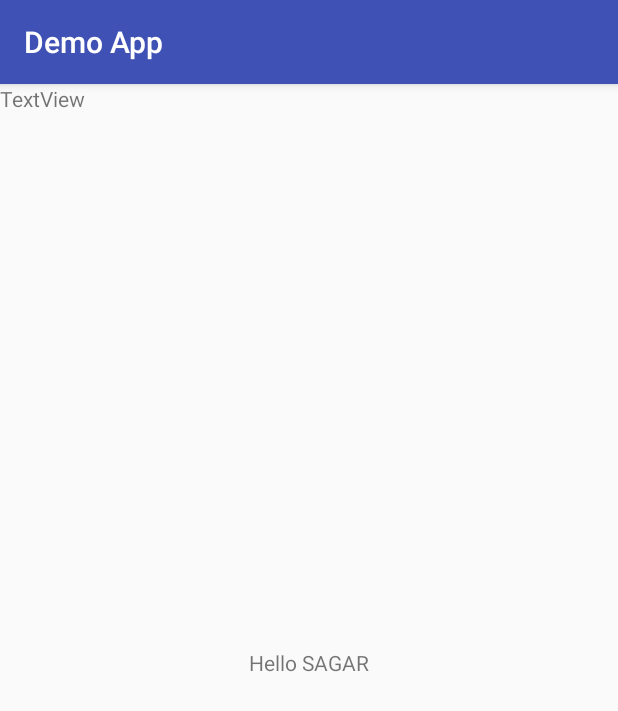
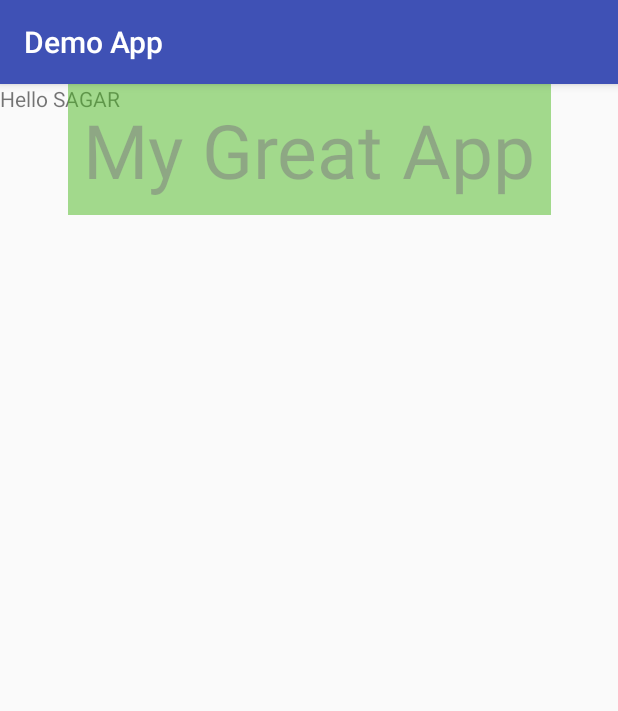
Before and after one commit to sagarjain2030/Tutorial-Books-VideoSeries-Workthrough, an Android app: the screen it shows after launch (MainActivity), on a phone screen of 412 x 824 dp. Shown: the top 711 px of the screen. Run offline under Robolectric (Android 15) with nearby library versions, the phone set to English and light mode, and no system bars.

Commit message:
Feat: Demo App TextView Feat

```diff
--- a/Udemy_AndroidN_Developer/Demo_App/app/src/main/res/layout/activity_main.xml
+++ b/Udemy_AndroidN_Developer/Demo_App/app/src/main/res/layout/activity_main.xml
@@ -11,17 +11,23 @@
         android:layout_width="wrap_content"
         android:layout_height="16dp"
         android:text="Hello SAGAR"
-        app:layout_constraintBottom_toBottomOf="parent"
-        app:layout_constraintLeft_toLeftOf="parent"
-        app:layout_constraintRight_toRightOf="parent"
-        app:layout_constraintTop_toTopOf="parent" />
+        tools:layout_editor_absoluteX="140dp"
+        tools:layout_editor_absoluteY="248dp" />
 
     <TextView
         android:id="@+id/textView"
-        android:layout_width="85dp"
-        android:layout_height="20dp"
-        android:text="TextView"
-        tools:layout_editor_absoluteX="152dp"
-        tools:layout_editor_absoluteY="274dp" />
+        android:layout_width="wrap_content"
+        android:layout_height="wrap_content"
+        android:layout_margin="10dp"
+        android:alpha="0.5"
+        android:background="@color/colorAccent"
+        android:gravity="center_vertical|center_horizontal"
+        android:padding="10dp"
+        android:text="My Great App"
+        android:textSize="50sp"
+        app:layout_constraintEnd_toEndOf="parent"
+        app:layout_constraintHorizontal_bias="0.5"
+        app:layout_constraintStart_toStartOf="parent"
+        tools:layout_editor_absoluteY="16dp" />
 
 </android.support.constraint.ConstraintLayout>
--- a/Udemy_AndroidN_Developer/Demo_App/app/src/main/res/values/colors.xml
+++ b/Udemy_AndroidN_Developer/Demo_App/app/src/main/res/values/colors.xml
@@ -2,5 +2,5 @@
 <resources>
     <color name="colorPrimary">#3F51B5</color>
     <color name="colorPrimaryDark">#303F9F</color>
-    <color name="colorAccent">#FF4081</color>
+    <color name="colorAccent">#4ab91f</color>
 </resources>
```
